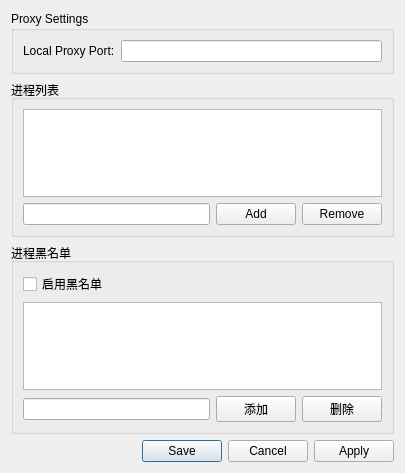
The window that src/settingsdialog.ui (Qian119lsj/hasaki) describes before a commit, drawn with Qt 5.
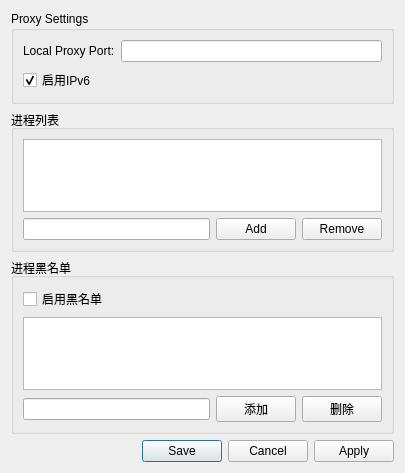
The same window after the commit.

Diff of the .ui file:
```diff
--- a/src/settingsdialog.ui
+++ b/src/settingsdialog.ui
@@ -30,6 +30,16 @@
       <item row="0" column="1">
        <widget class="QLineEdit" name="proxyPortLineEdit"/>
       </item>
+      <item row="1" column="0" colspan="2">
+       <widget class="QCheckBox" name="enableIpv6CheckBox">
+        <property name="text">
+         <string>启用IPv6</string>
+        </property>
+        <property name="checked">
+         <bool>true</bool>
+        </property>
+       </widget>
+      </item>
      </layout>
     </widget>
    </item>
```
